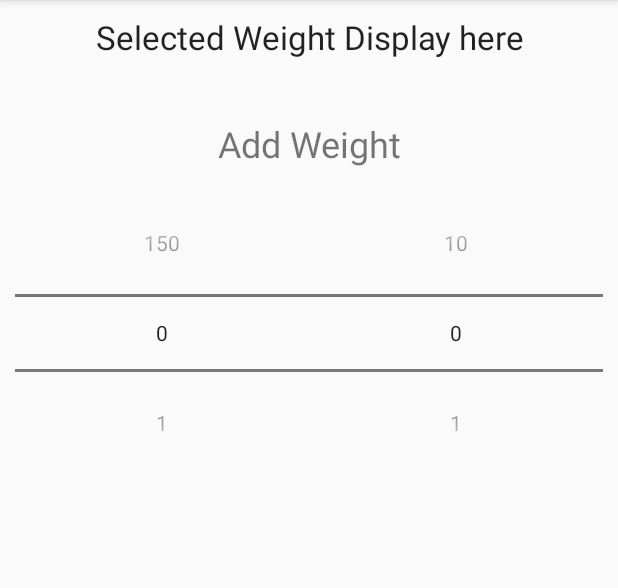
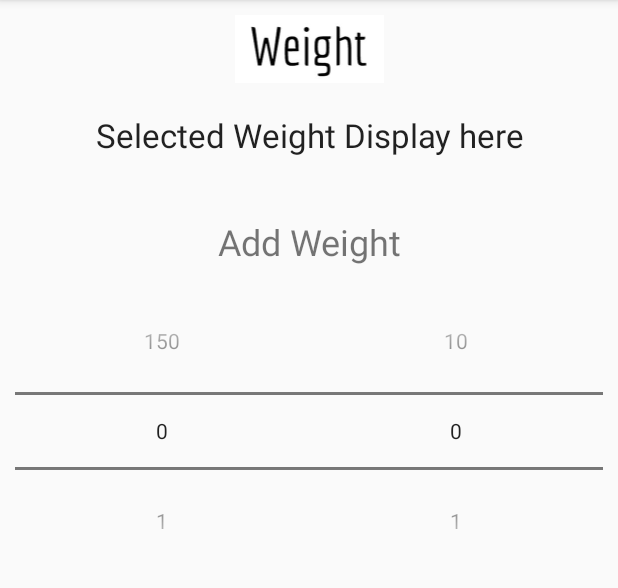
Before and after one commit to JJ-Team/JJFit, an Android app: the WeightActivity screen opened directly, with no data from a screen before it, on a phone screen of 412 x 824 dp, the part 84-672 px from its top. Run offline under Robolectric (Android 15) with nearby library versions, the phone set to English and light mode, and no system bars.

Commit message:
Modified image errors.

```diff
--- a/app/src/main/res/layout/activity_weight.xml
+++ b/app/src/main/res/layout/activity_weight.xml
@@ -1,6 +1,7 @@
 <?xml version="1.0" encoding="utf-8"?>
 <LinearLayout
     xmlns:android="http://schemas.android.com/apk/res/android"
+    xmlns:app="http://schemas.android.com/apk/res-auto"
     xmlns:tools="http://schemas.android.com/tools"
     android:layout_width="match_parent"
     android:layout_height="match_parent"
@@ -16,13 +17,13 @@
         android:layout_height="wrap_content"
         android:orientation="vertical">
 
-        <!--<ImageView-->
-            <!--android:id="@+id/imageView5"-->
-            <!--android:layout_width="match_parent"-->
-            <!--android:layout_height="wrap_content"-->
-            <!--android:layout_marginBottom="20dp"-->
-            <!--android:layout_weight="1"-->
-            <!--app:srcCompat="@drawable/titleweight"/>-->
+        <ImageView
+            android:id="@+id/imageView"
+            android:layout_width="match_parent"
+            android:layout_height="wrap_content"
+            android:layout_marginBottom="20dp"
+            android:layout_weight="1"
+            app:srcCompat="@drawable/titleweight"/>
 
         <TextView
             android:id="@+id/textView1"
```
Also changed, not shown: app/src/main/res/layout/activity_do_exercise.xml (+6 -5 lines).
